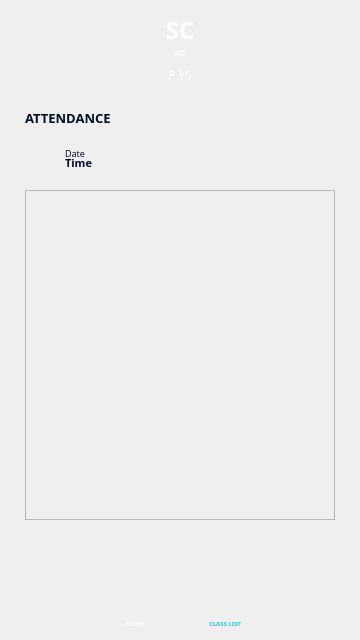
First picture: the form in lecturer_attendance_list.ui, repository IamLevin40/CC203-FinalProject, before the edit.
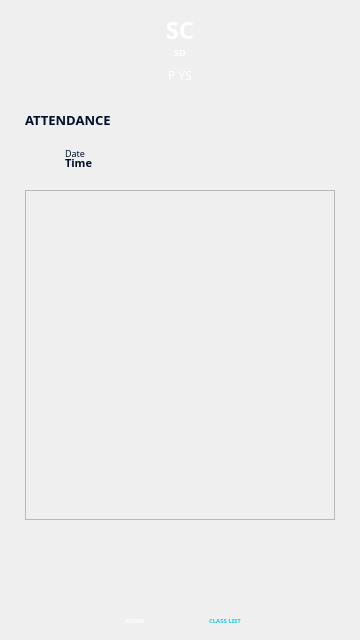
Second picture: the form after the edit. Icons and pictures are not drawn.

```diff
--- a/lecturer_attendance_list.ui
+++ b/lecturer_attendance_list.ui
@@ -55,7 +55,7 @@
      <property name="geometry">
       <rect>
        <x>120</x>
-       <y>80</y>
+       <y>77</y>
        <width>30</width>
        <height>30</height>
       </rect>
@@ -88,7 +88,7 @@
      <property name="geometry">
       <rect>
        <x>105</x>
-       <y>105</y>
+       <y>102</y>
        <width>60</width>
        <height>16</height>
       </rect>
@@ -115,7 +115,7 @@
      <property name="geometry">
       <rect>
        <x>210</x>
-       <y>80</y>
+       <y>77</y>
        <width>30</width>
        <height>30</height>
       </rect>
@@ -148,7 +148,7 @@
      <property name="geometry">
       <rect>
        <x>195</x>
-       <y>105</y>
+       <y>102</y>
        <width>60</width>
        <height>16</height>
       </rect>
@@ -397,7 +397,7 @@
       <x>25</x>
       <y>110</y>
       <width>180</width>
-      <height>16</height>
+      <height>20</height>
      </rect>
     </property>
     <property name="styleSheet">
```
Left out of the diff: 2 changed lines with no effect on the pictures.
